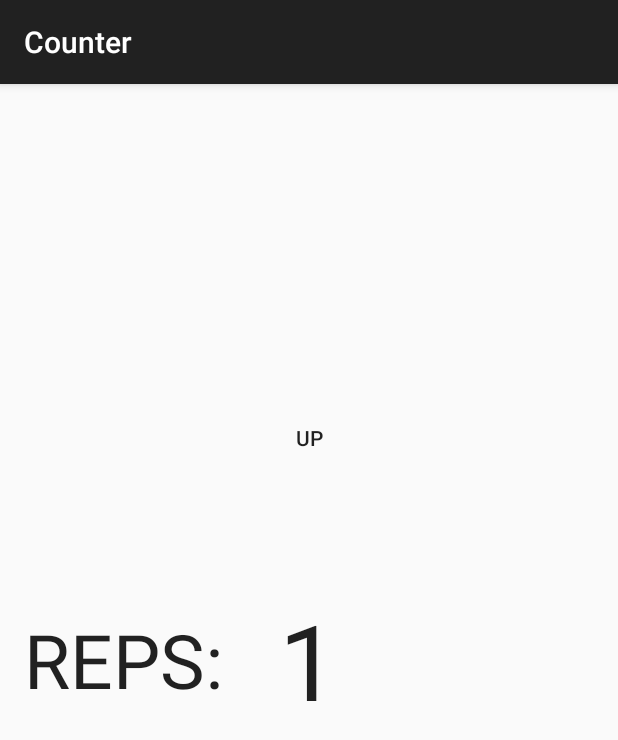
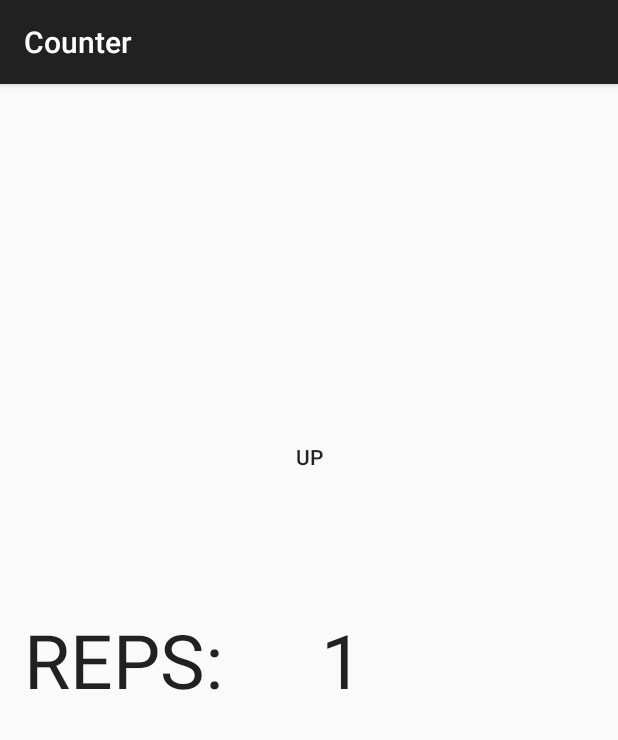
Before and after one commit to helloimjames/LiftApp, an Android app: the Counter screen opened directly, with no data from a screen before it, after a tap on "UP", on a phone screen of 412 x 824 dp. Shown: the top 740 px of the screen. Run offline under Robolectric (Android 15) with nearby library versions, the phone set to English and light mode, and no system bars; 2 statements that could not run were skipped.

Commit message:
Update # 6
fixed the relational Sets Issue.

```diff
--- a/liftapp/src/main/java/com/example/liftapp/Counter.java
+++ b/liftapp/src/main/java/com/example/liftapp/Counter.java
@@ -19,11 +19,6 @@ public class Counter extends ActionBarActivity {
     public static int intCounterReps;
     Exercises fromExerciseActivity = new Exercises();
     SetsView fromSetsView = new SetsView();
-    int newNumberValue;
-    private Incrementor mIncrementor = new Incrementor();
-    SimpleDateFormat dateFormat = new SimpleDateFormat("yyyy-MM-dd HH:mm:ss");
-    Date date = new Date();
-
 
     @Override
     protected void onCreate(Bundle savedInstanceState) {
@@ -31,51 +26,31 @@ public class Counter extends ActionBarActivity {
         setContentView(R.layout.fragment_counter);
 
         final TextView txtCounterReps = (TextView) findViewById(R.id.txtCounterReps1);
-
+        openDB();
+        int newNumberValue = myDb.getRow3(fromSetsView.ReturnSetNumberRowId()).getInt(DBAdapter.COL_HISTORY_REPS);
+        txtCounterReps.setText(String.valueOf(newNumberValue));
         Button upButton = (Button)findViewById(R.id.btnUp);
-
-        openDB();
-
         upButton.setOnClickListener(new View.OnClickListener() {
             //@Override
             public void onClick(View view) {
+
+                int newNumberValue = myDb.getRow3(fromSetsView.ReturnSetNumberRowId()).getInt(DBAdapter.COL_HISTORY_REPS);
                 newNumberValue += 1 ;
-
-                //myDb.getRow3()
-                //if(newNumberValue = ){
-
-               // }
-               // else(){
-
-                //}
+                txtCounterReps.setText(String.valueOf(newNumberValue));
+                intCounterReps = Integer.parseInt(txtCounterReps.getText().toString());
+                Cursor cursor = myDb.getAllRows3();
                 final TextView txtHistory = (TextView) findViewById(R.id.tvHistory);
-                txtCounterReps.setText(String.valueOf(newNumberValue));
-                //final TextView txtCounterReps = (TextView) findViewById(R.id.txtCounterReps1);
-                String CounterReps = txtCounterReps.getText().toString();
-                intCounterReps = Integer.parseInt(CounterReps);
-                //String LongRowID = Long.toString(fromExerciseActivity.IntRowID());
-                //int IntRowID = Integer.parseInt(LongRowID);
-                Cursor cursor = myDb.getAllRows3();
-
-
-                myDb.updateRow3(fromSetsView.ReturnSetNumberRowId(), intCounterReps++);
+                myDb.updateRow3(fromSetsView.ReturnSetNumberRowId(), intCounterReps);
                 txtHistory.setText(displayRecordSet(cursor));
-
-
             }
         });
-
-
     }
-
-
-
     @Override
     public boolean onKeyDown(int keyCode, KeyEvent event) {
         if (keyCode == KeyEvent.KEYCODE_BACK ) {
 
 
-            myDb.updateRow3(fromSetsView.ReturnSetNumberRowId(), intCounterReps);
+            //myDb.updateRow3(fromSetsView.ReturnSetNumberRowId(), intCounterReps);
             startActivity(new Intent(Counter.this, SetsView.class));
             //finish();
         }
@@ -84,10 +59,6 @@ public class Counter extends ActionBarActivity {
 
     private String displayRecordSet(Cursor cursor) {
         String message = "";
-        // populate the message from the cursor
-        //String LongRowID = Long.toString(fromMainActivity.rowIDLong());
-        //int IntRowID = Integer.parseInt(LongRowID);
-        // Reset cursor to start, checking to see if there's data:
         if (cursor.moveToFirst()) {
             do {
                 // Process the data:
@@ -111,8 +82,7 @@ public class Counter extends ActionBarActivity {
                             +"\n";
                 //}
             } while(cursor.moveToNext());
-            //TextView editTxtNewWorkout = (TextView) findViewById(R.id.textView4);
-            //editTxtNewWorkout.setText(message);
+
 
 
         }
--- a/liftapp/src/main/java/com/example/liftapp/MainActivity.java
+++ b/liftapp/src/main/java/com/example/liftapp/MainActivity.java
@@ -37,8 +37,8 @@ public class MainActivity extends ActionBarActivity {
         populateListView();
         registerClickCallback();
         registerLongClickCallback();
-        ToneGenerator toneG = new ToneGenerator(AudioManager.STREAM_ALARM, 50);
-        toneG.startTone(ToneGenerator.TONE_CDMA_ALERT_CALL_GUARD, 200);
+       // ToneGenerator toneG = new ToneGenerator(AudioManager.STREAM_ALARM, 50);
+        //toneG.startTone(ToneGenerator.TONE_CDMA_ALERT_CALL_GUARD, 200);
     }
     private void openDB() {
         myDb = new DBAdapter(this);
--- a/liftapp/src/main/res/layout/fragment_counter.xml
+++ b/liftapp/src/main/res/layout/fragment_counter.xml
@@ -15,9 +15,10 @@
         android:text="0"
         android:id="@+id/txtCounterReps1"
         android:layout_gravity="center"
-        android:textSize="70dp"
-        android:layout_centerVertical="true"
-        android:layout_centerHorizontal="true" />
+        android:textSize="50dp"
+        android:layout_alignTop="@+id/textView"
+        android:layout_toRightOf="@+id/textView"
+        android:layout_marginLeft="65dp" />
 
     <Button
         android:layout_width="match_parent"
```
Also changed, not shown: liftapp/src/main/java/com/example/liftapp/SetsView.java (+9 -26 lines).
